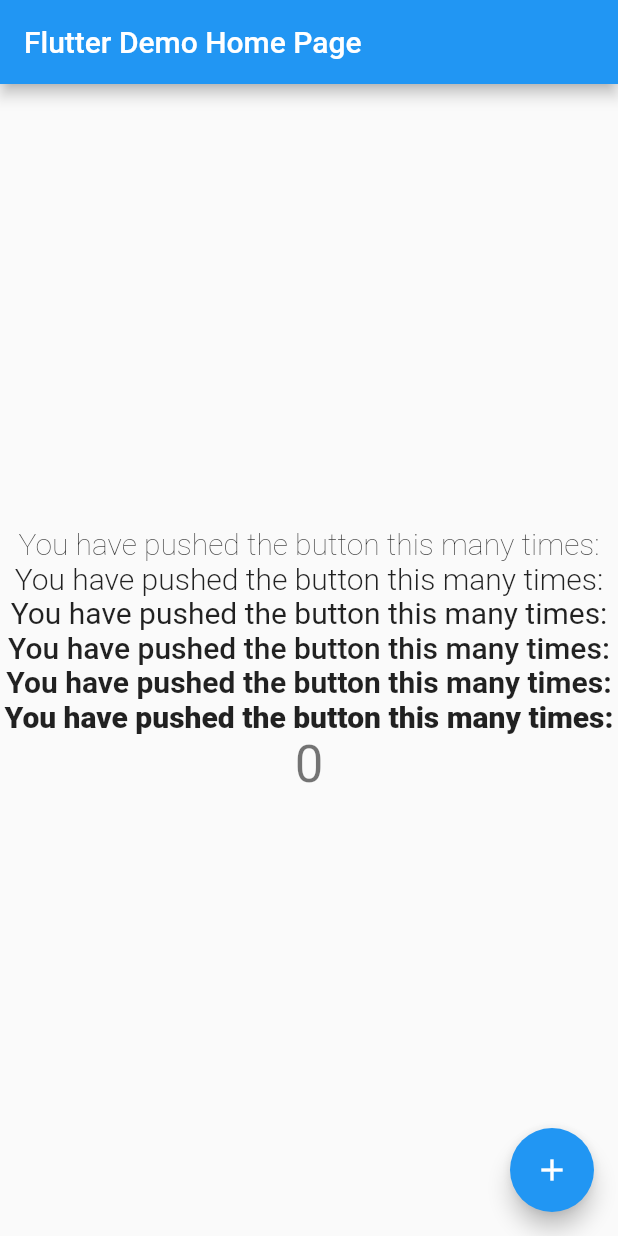
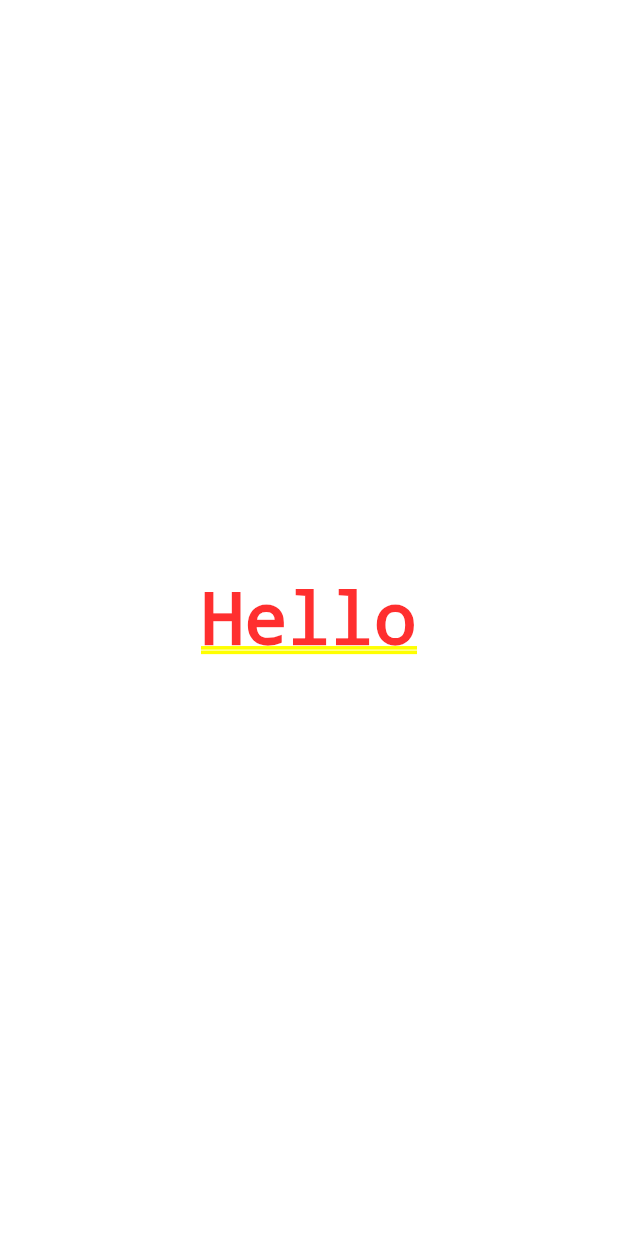
Before and after one commit to vi-k/places, a Flutter app: the screen it shows after launch, on a phone screen of 412 x 824 dp. Run offline on Flutter 3.47's test engine with Material 2 defaults, Android fonts, the phone set to English and light mode, and no system bars.

Commit message:
Задание 3.4: первые виджеты

```diff
--- a/places/lib/main.dart
+++ b/places/lib/main.dart
@@ -14,7 +14,9 @@ class MyApp extends StatelessWidget {
         primarySwatch: Colors.blue,
         fontFamily: 'Roboto',
       ),
-      home: MyHomePage(title: 'Flutter Demo Home Page'),
+      // home: MyFirstWidget(),
+      home: MySecondWidget(),
+      // home: MyHomePage(title: 'Flutter Demo Home Page'),
     );
   }
 }
@@ -42,11 +44,6 @@ class _MyHomePageState extends State<MyHomePage> {
 
   void _incrementCounter() {
     setState(() {
-      // This call to setState tells the Flutter framework that something has
-      // changed in this State, which causes it to rerun the build method below
-      // so that the display can reflect the updated values. If we changed
-      // _counter without calling setState(), then the build method would not be
-      // called again, and so nothing would appear to happen.
       _counter++;
     });
   }
@@ -100,3 +97,36 @@ class _MyHomePageState extends State<MyHomePage> {
     );
   }
 }
+
+class MyFirstWidget extends StatelessWidget {
+  int count = 0;
+
+  @override
+  Widget build(BuildContext context) {
+    print(count++);
+    return Container(
+      child: const Center(
+        child: Text('Hello')
+      )
+    );
+  }
+}
+
+class MySecondWidget extends StatefulWidget {
+  @override
+  State<StatefulWidget> createState() => _MySecondWidgetState();
+}
+
+class _MySecondWidgetState extends State<MySecondWidget> {
+  int count = 0;
+
+  @override
+  Widget build(BuildContext context) {
+    print(count++);
+    return Container(
+      child: const Center(
+        child: Text('Hello')
+      )
+    );
+  }
+}
```
